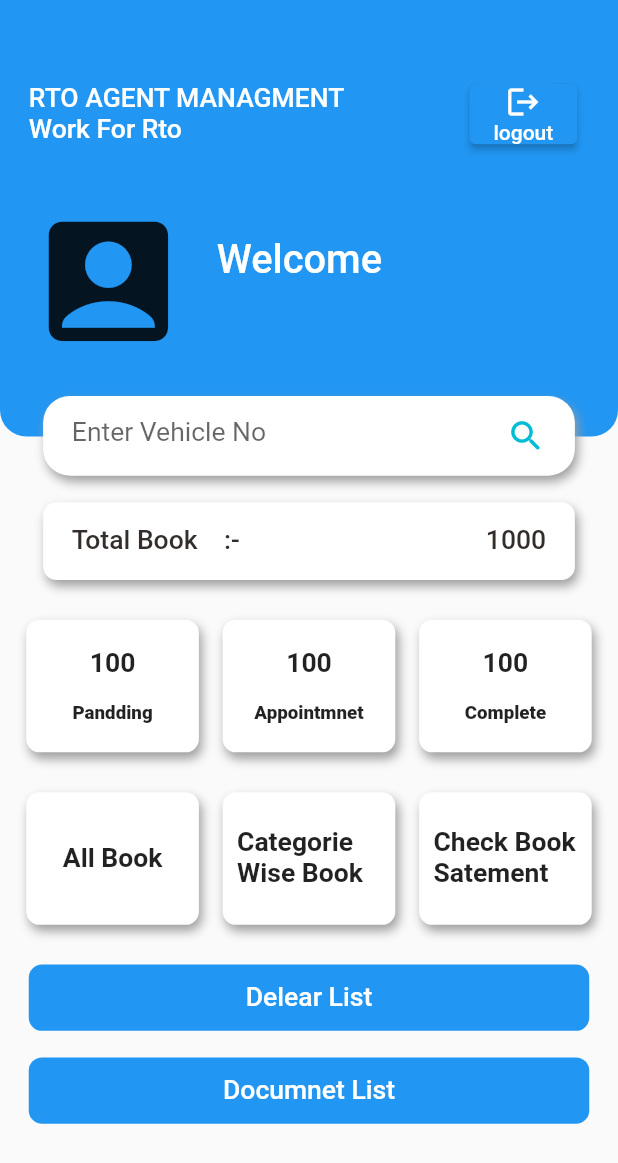
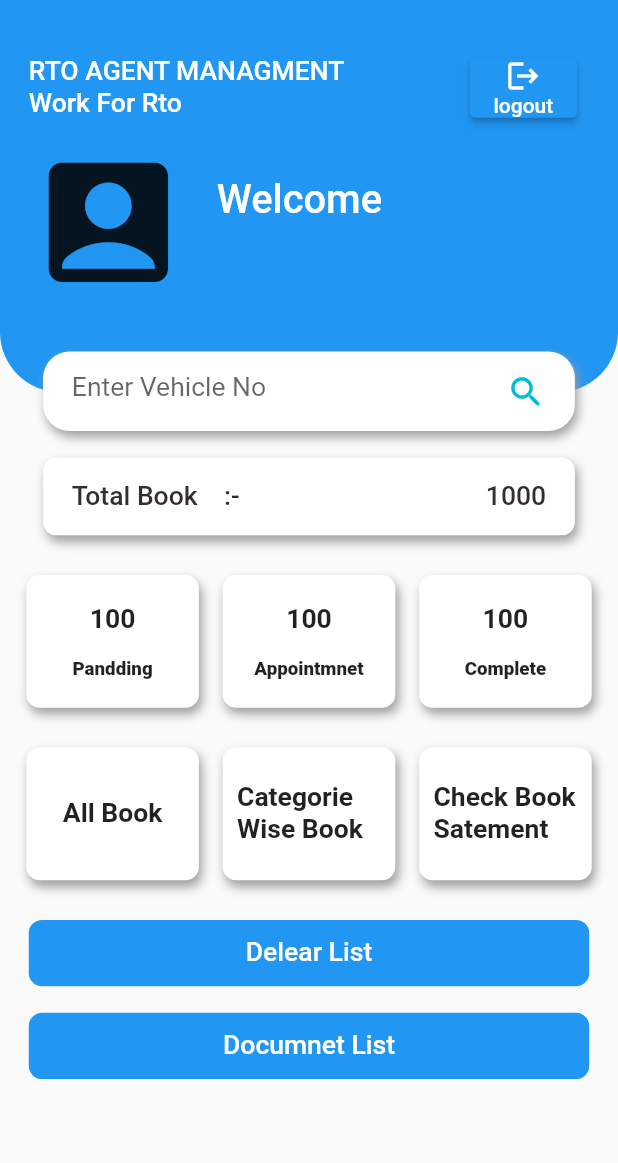
Before and after one commit to mg137137/rmcagent_yashraj, a Flutter app: the MainScreen screen opened directly, on a phone screen of 412 x 824 dp. Shown: the top 1163 px of the screen. Run offline on Flutter 3.47's test engine with Material 2 defaults, Android fonts, the phone set to English and light mode, and no system bars; our stand-ins replace get, shared_preferences; accounts and stored records are empty.

Commit message:
edit main.dart file

```diff
--- a/lib/Screen/MainScreen/headerofmainpage.dart
+++ b/lib/Screen/MainScreen/headerofmainpage.dart
@@ -43,7 +43,7 @@ class _headerOfMainScreenState extends State<headerOfMainScreen> {
           height: Daimension.height100 +
               Daimension.height100 +
               Daimension.height100 +
-              Daimension.height80,
+              Daimension.height45,
         ),
         Positioned(
           top: 0,
@@ -53,14 +53,14 @@ class _headerOfMainScreenState extends State<headerOfMainScreen> {
             decoration: BoxDecoration(
                 color: Colors.blue,
                 borderRadius: BorderRadius.only(
-                    bottomRight: Radius.circular(Daimension.height20),
-                    bottomLeft: Radius.circular(Daimension.height20))),
-            height: Daimension.Height250 + Daimension.height80,
+                    bottomRight: Radius.circular(Daimension.height45),
+                    bottomLeft: Radius.circular(Daimension.height45))),
+            height: Daimension.Height250 + Daimension.height45,
             child: Column(
               children: [
                 Padding(
                   padding: EdgeInsets.only(
-                      top: Daimension.height50,
+                      top: Daimension.height30,
                       left: Daimension.width20,
                       right: Daimension.width20),
                   child: Row(
@@ -117,7 +117,7 @@ class _headerOfMainScreenState extends State<headerOfMainScreen> {
                 ),
                 Padding(
                   padding: EdgeInsets.only(
-                      top: Daimension.height30, left: Daimension.width20),
+                      top: Daimension.height5, left: Daimension.width20),
                   child: Row(
                     children: [
                       Icon(
```
